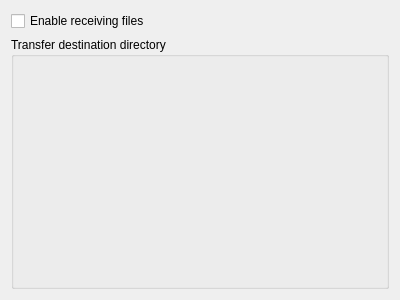
The window that src/kcmodule/transfer.ui (KDE/bluedevil) describes before a commit, drawn with Qt 5.
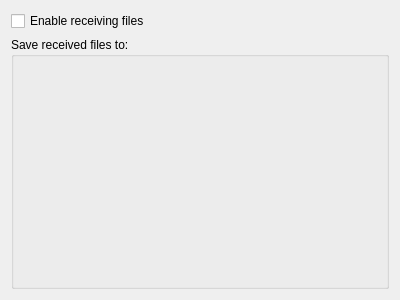
The same window after the commit. Custom widgets are drawn as their Qt base class.

Commit message: Better string

The edit to the form file:
```diff
--- a/src/kcmodule/transfer.ui
+++ b/src/kcmodule/transfer.ui
@@ -30,7 +30,7 @@
       </sizepolicy>
      </property>
      <property name="title">
-      <string>Transfer destination directory</string>
+      <string>Save received files to:</string>
      </property>
      <layout class="QVBoxLayout" name="verticalLayout">
       <item>
```
The commit also changes 1 other file.
